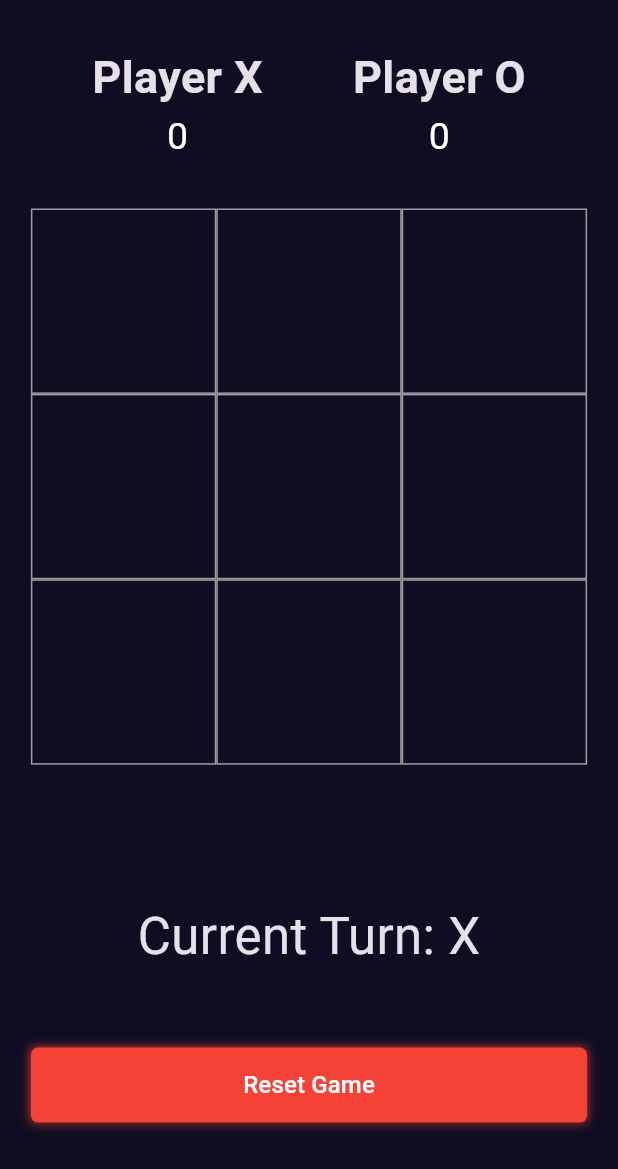
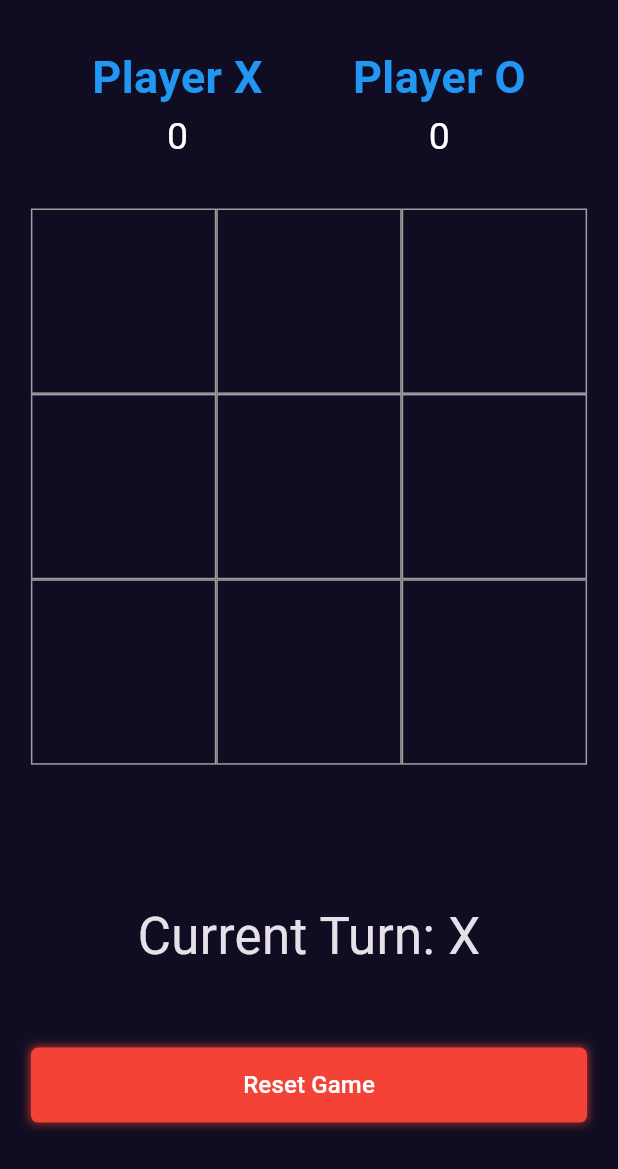
Before and after one commit to 5-abdulsami/flutter_tic_tac_toe, a Flutter app: the OfflineGameScreen screen opened by its route, on a phone screen of 412 x 824 dp. Shown: the top 1169 px of the screen. Run offline on Flutter 3.47's test engine with Material 3 defaults, Android fonts, the phone set to English and light mode, and no system bars; our stand-ins replace socket_io_client.

Commit message:
changed color of Players in offline mode

```diff
--- a/lib/offline_module/offline_scorebord.dart
+++ b/lib/offline_module/offline_scorebord.dart
@@ -19,7 +19,8 @@ class OfflineScoreboard extends StatelessWidget {
           child: Column(mainAxisAlignment: MainAxisAlignment.center, children: [
             const Text(
               'Player X', // Fixed name as this is for offline mode
-              style: TextStyle(fontSize: 30, fontWeight: FontWeight.bold),
+              style: TextStyle(
+                  fontSize: 30, fontWeight: FontWeight.bold, color: blueColor),
             ),
             Text(
               offlineGameProvider.xScore.toString(), // Player X score
@@ -32,7 +33,8 @@ class OfflineScoreboard extends StatelessWidget {
           child: Column(mainAxisAlignment: MainAxisAlignment.center, children: [
             const Text(
               'Player O', // Fixed name as this is for offline mode
-              style: TextStyle(fontSize: 30, fontWeight: FontWeight.bold),
+              style: TextStyle(
+                  fontSize: 30, fontWeight: FontWeight.bold, color: blueColor),
             ),
             Text(
               offlineGameProvider.oScore.toString(), // Player O score
```
